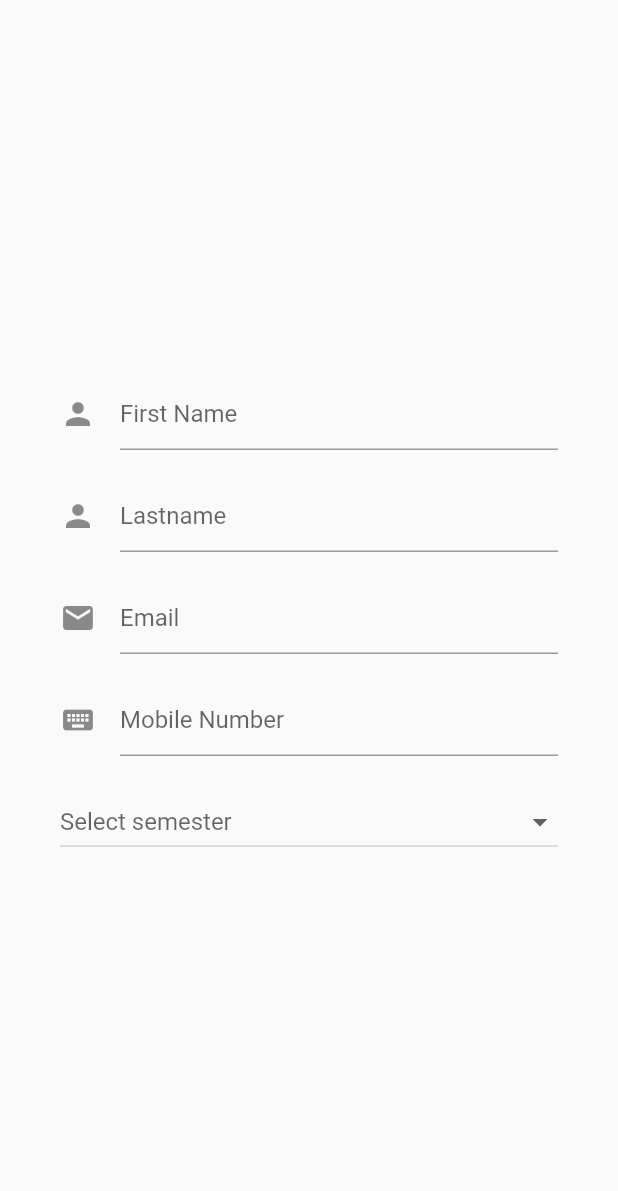
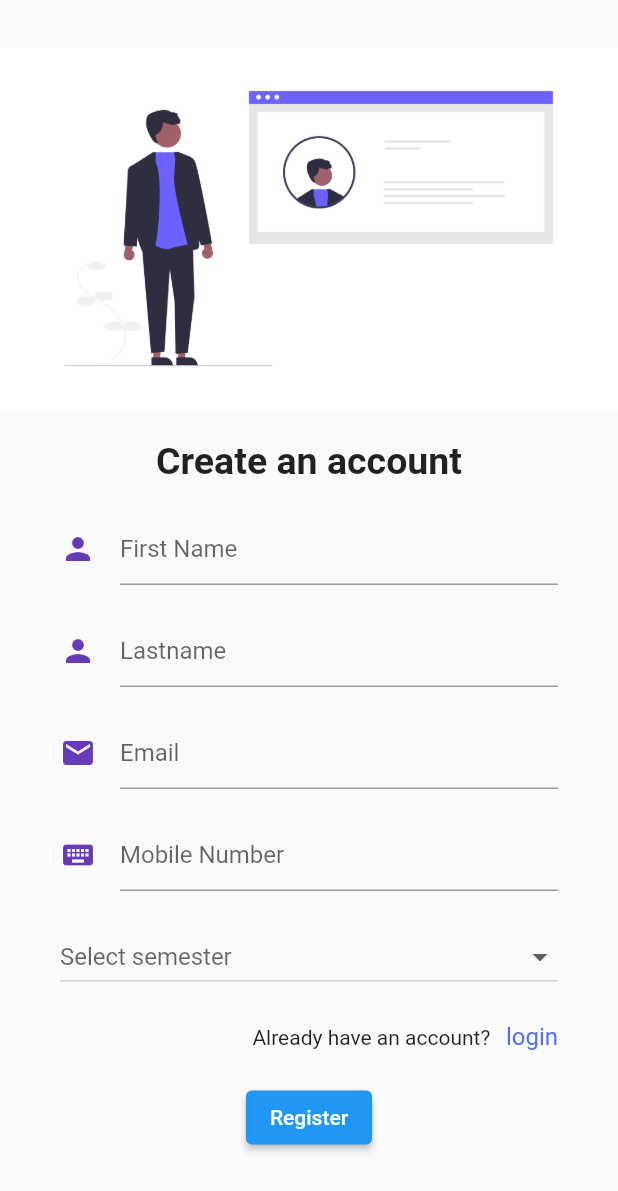
Before and after one commit to Vatsal1607/lab_mngt_project, a Flutter app: the screen it shows after launch, after a tap on "Register", on a phone screen of 412 x 824 dp. Shown: the top 1191 px of the screen. Run offline on Flutter 3.47's test engine with Material 2 defaults, Android fonts, the phone set to English and light mode, and no system bars; our stand-ins replace google_fonts.

Commit message:
loginRegister complete

```diff
--- a/lib/login.dart
+++ b/lib/login.dart
@@ -80,7 +80,7 @@ class _loginState extends State<login> {
                       Row(
                         mainAxisAlignment: MainAxisAlignment.end,
                         children: [
-                          Text("don't have an account?   "),
+                          Text("Don't have an account?   "),
                           InkWell(
                             onTap: (){
                               Navigator.push(
@@ -90,7 +90,7 @@ class _loginState extends State<login> {
                             },
                             child: Text('Register',
                               style: TextStyle(
-                                  fontSize: 15,
+                                  fontSize: 16,
                                   color: Colors.indigoAccent
                               ),
                             ),
@@ -99,7 +99,7 @@ class _loginState extends State<login> {
                       ),
 
                       SizedBox(
-                        height: 20,
+                        height: 40,
                       ),
 
                       ElevatedButton(onPressed: (){
--- a/lib/main.dart
+++ b/lib/main.dart
@@ -2,6 +2,7 @@ import 'package:flutter/cupertino.dart';
 import 'package:flutter/material.dart';
 import 'package:flutter/services.dart';
 import 'package:lab_mngt_project/login.dart';
+import 'package:google_fonts/google_fonts.dart';
 
 void main(){
   runApp(const MyApp());
@@ -13,6 +14,9 @@ class MyApp extends StatelessWidget {
   @override
   Widget build(BuildContext context) {
     return const MaterialApp(
+      // theme: ThemeData(
+      //   textTheme:
+      // ),
       home: Register(),
     );
   }
--- a/lib/registration.dart
+++ b/lib/registration.dart
@@ -1,5 +1,6 @@
 import 'package:flutter/material.dart';
 import 'package:lab_mngt_project/login.dart';
+import 'package:google_fonts/google_fonts.dart';
 
 class registration extends StatefulWidget {
   const registration({Key? key}) : super(key: key);
@@ -19,22 +20,36 @@ class _registrationState extends State<registration> {
       // appBar: AppBar(
       // title: Text('Registration Page'),
       // ),
-      body: Center(
+      body: SingleChildScrollView(
+        child: Column(
+          children: [
+            Padding(
+              padding: EdgeInsets.fromLTRB(0, 32, 0, 20),
+              child: Image.asset("assets/images/register.png",
+                fit: BoxFit.cover,
+                // width: 150,
+              ),
+            ),
+            Text('Create an account', style: TextStyle(
+              fontSize: 25,
+              fontWeight: FontWeight.bold,
+            ),
+            ),
+             Center(
               child: Container(
-
-          child: SingleChildScrollView(
                 child: Padding(
-              padding: EdgeInsets.all(40),
+                  padding: EdgeInsets.fromLTRB(40, 20, 40, 40),
                   child: Form(
                     key: formKey,
                     child: Column(
                       // mainAxisAlignment: MainAxisAlignment.center,
                       children: [
+
                         TextFormField(
                           decoration: InputDecoration(
                               hintText: 'First Name',
 
-                        icon: Icon(Icons.person)
+                              icon: Icon(Icons.person, color: Colors.deepPurple)
                             // icon: Icons.person,
                           ),
                         ),
@@ -46,7 +61,7 @@ class _registrationState extends State<registration> {
                         TextFormField(
                           decoration: InputDecoration(
                               hintText: 'Lastname',
-                          icon: Icon(Icons.person)
+                              icon: Icon(Icons.person, color: Colors.deepPurple)
                           ),
                         ),
 
@@ -57,7 +72,7 @@ class _registrationState extends State<registration> {
                         TextFormField(
                           decoration: InputDecoration(
                               hintText: 'Email',
-                          icon: Icon(Icons.email)
+                              icon: Icon(Icons.email, color: Colors.deepPurple)
                           ),
                         ),
 
@@ -68,7 +83,7 @@ class _registrationState extends State<registration> {
                         TextFormField(
                           decoration: InputDecoration(
                               hintText: 'Mobile Number',
-                          icon: Icon(Icons.keyboard)
+                              icon: Icon(Icons.keyboard, color: Colors.deepPurple)
                           ),
                           keyboardType: TextInputType.number,
                         ),
@@ -127,18 +142,53 @@ class _registrationState extends State<registration> {
                                   ),
                                 ],
                               ),
-
                             ),
-
                           ],
                         ),
 
+                        SizedBox(
+                          height: 20,
+                        ),
+
+                        Row(
+                          mainAxisAlignment: MainAxisAlignment.end,
+                          children: [
+                            Text("Already have an account?   "),
+                            InkWell(
+                              onTap: (){
+                                Navigator.push(
+                                  context,
+                                  MaterialPageRoute(builder: (context) => const login()),
+                                );
+                              },
+                              child: Text('login',
+                                style: TextStyle(
+                                    fontSize: 16,
+                                    color: Colors.indigoAccent
+                                ),
+                              ),
+                            )
+                          ],
+                        ),
+
+                        SizedBox(
+                          height: 20,
+                        ),
+
+                        ElevatedButton(
+                            onPressed: (){
+
+                            },
+                            child: Text('Register'))
                       ],
                     ),
                   ),
                 ),
               ),
             ),
+          ],
+
+        ),
       ),
     );
   }
--- a/pubspec.yaml
+++ b/pubspec.yaml
@@ -31,7 +31,7 @@ environment:
 dependencies:
   flutter:
     sdk: flutter
-
+  google_fonts: ^3.0.1
 
   # The following adds the Cupertino Icons font to your application.
   # Use with the CupertinoIcons class for iOS style icons.
```
Also changed, not shown: assets/images/register.png (added), pubspec.lock. Lines whose indentation alone changed are shown as unchanged.
